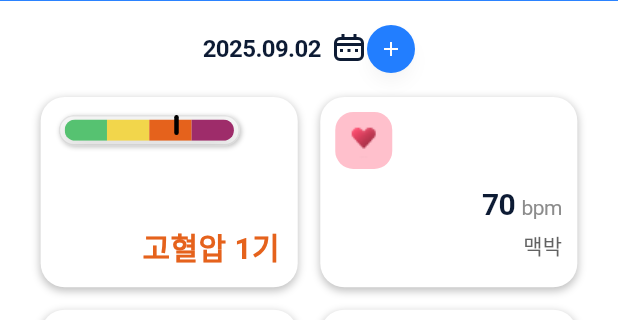
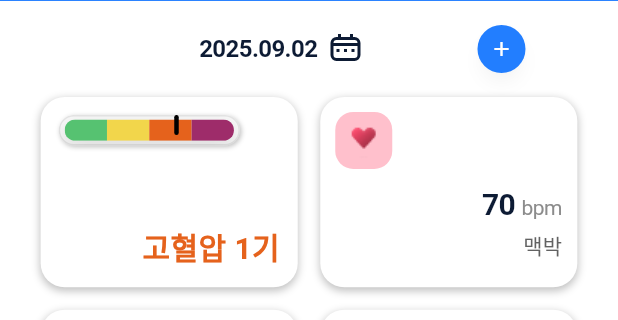
Before and after one commit to novellink-leedaeseung/novel_app, a Flutter app: the BloodPressureInfo screen opened by its route, on a phone screen of 412 x 824 dp, the part 150-470 px from its top. Run offline on Flutter 3.47's test engine with Material 3 defaults, Android fonts, the phone set to English and light mode, and no system bars; our stand-ins replace flutter_screenutil, flutter_svg, go_router, syncfusion_flutter_charts; missing offline and left inert: flutter_neat_and_clean_calendar; Roboto replaces fonts that are missing (Pretendard); project files that could hold a hidden picture were left out.

Commit message:
[혈압 상세페이지] + 버튼 추가하였음

```diff
--- a/lib/component/date_center_with_calendar_widget.dart
+++ b/lib/component/date_center_with_calendar_widget.dart
@@ -504,8 +504,9 @@ class DateCenterWithCalendar extends StatelessWidget {
   @override
   Widget build(BuildContext context) {
     return Row(
-      mainAxisAlignment: MainAxisAlignment.center,
+      // mainAxisAlignment: MainAxisAlignment.center,
       children: [
+        SizedBox(width: 133,),
         Text(
           dateText,
           style: const TextStyle(
@@ -523,7 +524,8 @@ class DateCenterWithCalendar extends StatelessWidget {
           onDatePicked: onDatePicked,
           color: color,
         ),
-        SizedBox(
+        SizedBox(width: 76,),
+        Container(
           width: 32,
           height: 32,
           child: ElevatedButton(
```
